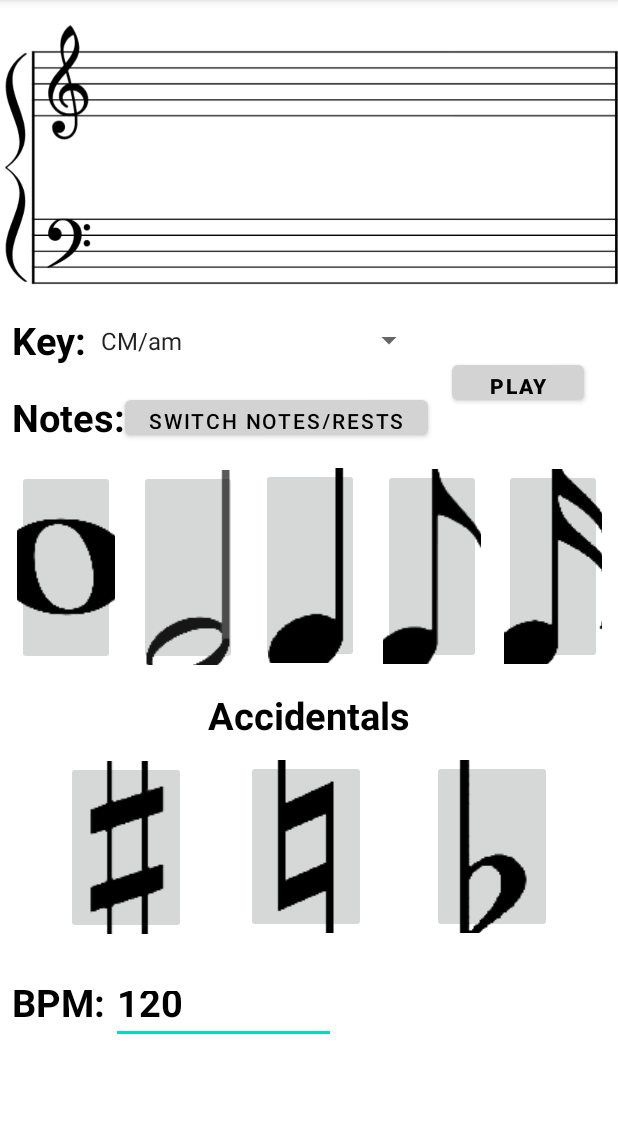
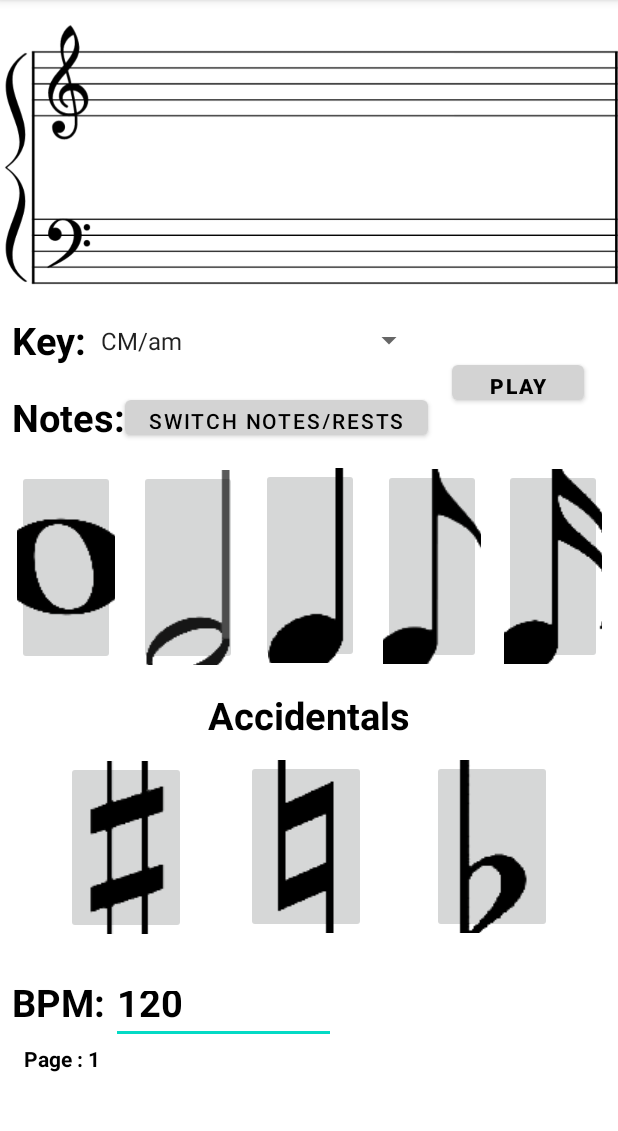
Before and after one commit to K-rogue/Transpose, an Android app: the screen it shows after launch (MainActivity), on a phone screen of 412 x 824 dp, the part 84-1215 px from its top. Run offline under Robolectric (Android 15) with nearby library versions, the phone set to English and light mode, and no system bars.

Commit message:
Added a Pages text box to bottom of UI with full functionality, updating when the page you are on changes

```diff
--- a/app/src/main/res/layout/activity_main.xml
+++ b/app/src/main/res/layout/activity_main.xml
@@ -259,5 +259,16 @@
         app:layout_constraintTop_toBottomOf="@+id/staffIV"
         android:entries ="@array/spinnerItems"/>
 
+    <TextView
+        android:id="@+id/pagesTV"
+        android:layout_width="wrap_content"
+        android:layout_height="35dp"
+        android:layout_marginStart="16dp"
+        android:text="@string/pagesTV"
+        android:textColor="@color/black"
+        android:textStyle="bold"
+        app:layout_constraintStart_toStartOf="parent"
+        app:layout_constraintTop_toBottomOf="@+id/BPMTV" />
+
 
 </androidx.constraintlayout.widget.ConstraintLayout>
--- a/app/src/main/res/values/strings.xml
+++ b/app/src/main/res/values/strings.xml
@@ -10,6 +10,7 @@
     <string name="beatspermeasureTV">Beats Per Measure:</string>
     <string name="beatspermeasureET">4</string>
     <string name ="playBT">PLAY</string>
+    <string name ="pagesTV">Page : 1</string>
     <string-array name="spinnerItems">
         <item>CM/am</item>
         <item>GM/em</item>
```
Also changed, not shown: app/src/main/java/com/zybooks/transpose/MainActivity.kt (+9 -3 lines).
